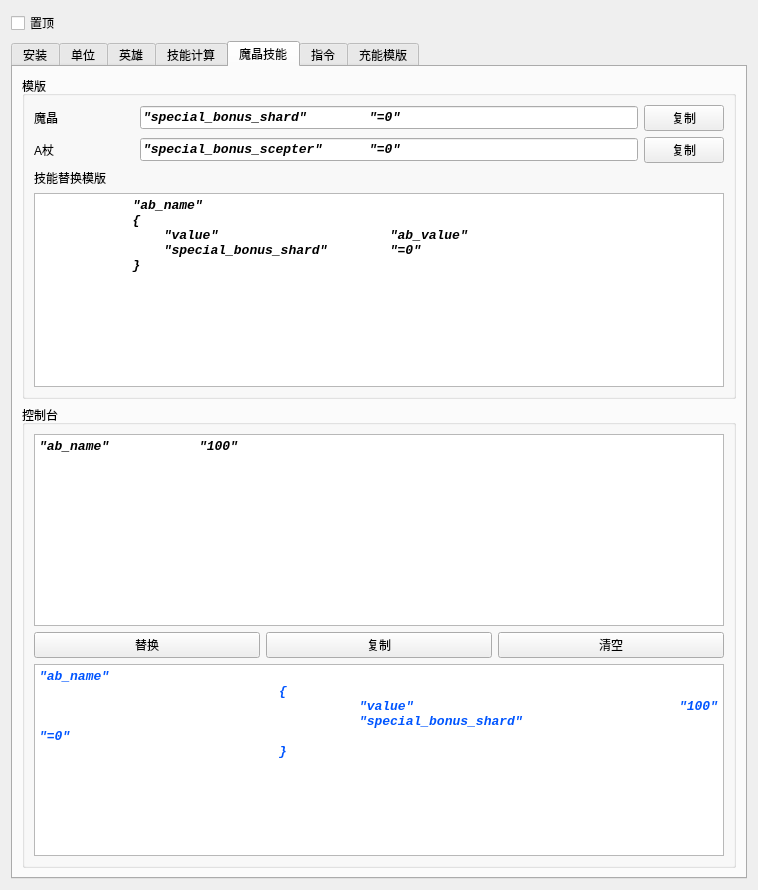
Above: untitled.ui from JeremyChim/Dota-Tool before the change. Below: the same form after it.
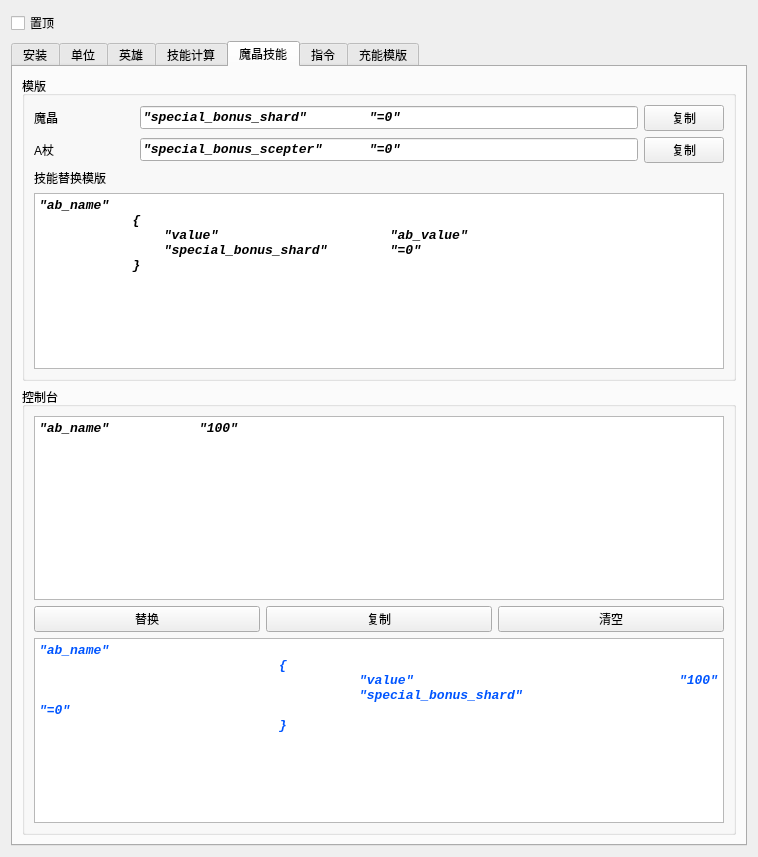
That is the form after the change. The open tabs and pages were chosen to show the change.

Commit message: 更新 ui界面

The edit to the form file:
```diff
--- a/untitled.ui
+++ b/untitled.ui
@@ -7,7 +7,7 @@
     <x>0</x>
     <y>0</y>
     <width>758</width>
-    <height>890</height>
+    <height>800</height>
    </rect>
   </property>
   <property name="windowTitle">
@@ -2290,6 +2290,7 @@
                  <font>
                   <family>Consolas</family>
                   <pointsize>10</pointsize>
+                  <weight>87</weight>
                   <italic>true</italic>
                   <bold>true</bold>
                  </font>
@@ -2299,17 +2300,14 @@
                 </property>
                 <property name="html">
                  <string>&lt;!DOCTYPE HTML PUBLIC &quot;-//W3C//DTD HTML 4.0//EN&quot; &quot;http://www.w3.org/TR/REC-html40/strict.dtd&quot;&gt;
-&lt;html&gt;&lt;head&gt;&lt;meta name=&quot;qrichtext&quot; content=&quot;1&quot; /&gt;&lt;meta charset=&quot;utf-8&quot; /&gt;&lt;style type=&quot;text/css&quot;&gt;
+&lt;html&gt;&lt;head&gt;&lt;meta name=&quot;qrichtext&quot; content=&quot;1&quot; /&gt;&lt;style type=&quot;text/css&quot;&gt;
 p, li { white-space: pre-wrap; }
-hr { height: 1px; border-width: 0; }
-li.unchecked::marker { content: &quot;\2610&quot;; }
-li.checked::marker { content: &quot;\2612&quot;; }
-&lt;/style&gt;&lt;/head&gt;&lt;body style=&quot; font-family:'Consolas'; font-size:10pt; font-weight:700; font-style:italic;&quot;&gt;
-&lt;p style=&quot; margin-top:0px; margin-bottom:0px; margin-left:0px; margin-right:0px; -qt-block-indent:0; text-indent:0px;&quot;&gt;&lt;span style=&quot; font-weight:696;&quot;&gt;            &amp;quot;ab_name&amp;quot;&lt;/span&gt;&lt;/p&gt;
-&lt;p style=&quot; margin-top:0px; margin-bottom:0px; margin-left:0px; margin-right:0px; -qt-block-indent:0; text-indent:0px;&quot;&gt;&lt;span style=&quot; font-weight:696;&quot;&gt;            {&lt;/span&gt;&lt;/p&gt;
-&lt;p style=&quot; margin-top:0px; margin-bottom:0px; margin-left:0px; margin-right:0px; -qt-block-indent:0; text-indent:0px;&quot;&gt;&lt;span style=&quot; font-weight:696;&quot;&gt;                &amp;quot;value&amp;quot;                      &amp;quot;ab_value&amp;quot;&lt;/span&gt;&lt;/p&gt;
-&lt;p style=&quot; margin-top:0px; margin-bottom:0px; margin-left:0px; margin-right:0px; -qt-block-indent:0; text-indent:0px;&quot;&gt;&lt;span style=&quot; font-weight:696;&quot;&gt;                &amp;quot;special_bonus_shard&amp;quot;        &amp;quot;=0&amp;quot;&lt;/span&gt;&lt;/p&gt;
-&lt;p style=&quot; margin-top:0px; margin-bottom:0px; margin-left:0px; margin-right:0px; -qt-block-indent:0; text-indent:0px;&quot;&gt;&lt;span style=&quot; font-weight:696;&quot;&gt;            }&lt;/span&gt;&lt;/p&gt;&lt;/body&gt;&lt;/html&gt;</string>
+&lt;/style&gt;&lt;/head&gt;&lt;body style=&quot; font-family:'Consolas'; font-size:10pt; font-weight:696; font-style:italic;&quot;&gt;
+&lt;p style=&quot; margin-top:0px; margin-bottom:0px; margin-left:0px; margin-right:0px; -qt-block-indent:0; text-indent:0px;&quot;&gt;&amp;quot;ab_name&amp;quot;&lt;/p&gt;
+&lt;p style=&quot; margin-top:0px; margin-bottom:0px; margin-left:0px; margin-right:0px; -qt-block-indent:0; text-indent:0px;&quot;&gt;            {&lt;/p&gt;
+&lt;p style=&quot; margin-top:0px; margin-bottom:0px; margin-left:0px; margin-right:0px; -qt-block-indent:0; text-indent:0px;&quot;&gt;                &amp;quot;value&amp;quot;                      &amp;quot;ab_value&amp;quot;&lt;/p&gt;
+&lt;p style=&quot; margin-top:0px; margin-bottom:0px; margin-left:0px; margin-right:0px; -qt-block-indent:0; text-indent:0px;&quot;&gt;                &amp;quot;special_bonus_shard&amp;quot;        &amp;quot;=0&amp;quot;&lt;/p&gt;
+&lt;p style=&quot; margin-top:0px; margin-bottom:0px; margin-left:0px; margin-right:0px; -qt-block-indent:0; text-indent:0px;&quot;&gt;            }&lt;/p&gt;&lt;/body&gt;&lt;/html&gt;</string>
                 </property>
                </widget>
               </item>
@@ -2334,19 +2332,17 @@
                <font>
                 <family>Consolas</family>
                 <pointsize>10</pointsize>
+                <weight>87</weight>
                 <italic>true</italic>
                 <bold>true</bold>
                </font>
               </property>
               <property name="html">
                <string>&lt;!DOCTYPE HTML PUBLIC &quot;-//W3C//DTD HTML 4.0//EN&quot; &quot;http://www.w3.org/TR/REC-html40/strict.dtd&quot;&gt;
-&lt;html&gt;&lt;head&gt;&lt;meta name=&quot;qrichtext&quot; content=&quot;1&quot; /&gt;&lt;meta charset=&quot;utf-8&quot; /&gt;&lt;style type=&quot;text/css&quot;&gt;
+&lt;html&gt;&lt;head&gt;&lt;meta name=&quot;qrichtext&quot; content=&quot;1&quot; /&gt;&lt;style type=&quot;text/css&quot;&gt;
 p, li { white-space: pre-wrap; }
-hr { height: 1px; border-width: 0; }
-li.unchecked::marker { content: &quot;\2610&quot;; }
-li.checked::marker { content: &quot;\2612&quot;; }
-&lt;/style&gt;&lt;/head&gt;&lt;body style=&quot; font-family:'Consolas'; font-size:10pt; font-weight:700; font-style:italic;&quot;&gt;
-&lt;p style=&quot; margin-top:0px; margin-bottom:0px; margin-left:0px; margin-right:0px; -qt-block-indent:0; text-indent:0px;&quot;&gt;&lt;span style=&quot; font-weight:696;&quot;&gt;&amp;quot;ab_name&amp;quot;		&amp;quot;100&amp;quot;&lt;/span&gt;&lt;/p&gt;&lt;/body&gt;&lt;/html&gt;</string>
+&lt;/style&gt;&lt;/head&gt;&lt;body style=&quot; font-family:'Consolas'; font-size:10pt; font-weight:696; font-style:italic;&quot;&gt;
+&lt;p style=&quot; margin-top:0px; margin-bottom:0px; margin-left:0px; margin-right:0px; -qt-block-indent:0; text-indent:0px;&quot;&gt;&amp;quot;ab_name&amp;quot;		&amp;quot;100&amp;quot;&lt;/p&gt;&lt;/body&gt;&lt;/html&gt;</string>
               </property>
              </widget>
             </item>
@@ -2381,6 +2377,7 @@
                <font>
                 <family>Consolas</family>
                 <pointsize>10</pointsize>
+                <weight>87</weight>
                 <italic>true</italic>
                 <bold>true</bold>
                </font>
@@ -2390,17 +2387,14 @@
               </property>
               <property name="html">
                <string>&lt;!DOCTYPE HTML PUBLIC &quot;-//W3C//DTD HTML 4.0//EN&quot; &quot;http://www.w3.org/TR/REC-html40/strict.dtd&quot;&gt;
-&lt;html&gt;&lt;head&gt;&lt;meta name=&quot;qrichtext&quot; content=&quot;1&quot; /&gt;&lt;meta charset=&quot;utf-8&quot; /&gt;&lt;style type=&quot;text/css&quot;&gt;
+&lt;html&gt;&lt;head&gt;&lt;meta name=&quot;qrichtext&quot; content=&quot;1&quot; /&gt;&lt;style type=&quot;text/css&quot;&gt;
 p, li { white-space: pre-wrap; }
-hr { height: 1px; border-width: 0; }
-li.unchecked::marker { content: &quot;\2610&quot;; }
-li.checked::marker { content: &quot;\2612&quot;; }
-&lt;/style&gt;&lt;/head&gt;&lt;body style=&quot; font-family:'Consolas'; font-size:10pt; font-weight:700; font-style:italic;&quot;&gt;
-&lt;p style=&quot; margin-top:0px; margin-bottom:0px; margin-left:0px; margin-right:0px; -qt-block-indent:0; text-indent:0px;&quot;&gt;&lt;span style=&quot; font-weight:696;&quot;&gt;&amp;quot;ab_name&amp;quot;&lt;/span&gt;&lt;/p&gt;
-&lt;p style=&quot; margin-top:0px; margin-bottom:0px; margin-left:0px; margin-right:0px; -qt-block-indent:0; text-indent:0px;&quot;&gt;&lt;span style=&quot; font-weight:696;&quot;&gt;			{&lt;/span&gt;&lt;/p&gt;
-&lt;p style=&quot; margin-top:0px; margin-bottom:0px; margin-left:0px; margin-right:0px; -qt-block-indent:0; text-indent:0px;&quot;&gt;&lt;span style=&quot; font-weight:696;&quot;&gt;				&amp;quot;value&amp;quot;				&amp;quot;100&amp;quot;&lt;/span&gt;&lt;/p&gt;
-&lt;p style=&quot; margin-top:0px; margin-bottom:0px; margin-left:0px; margin-right:0px; -qt-block-indent:0; text-indent:0px;&quot;&gt;&lt;span style=&quot; font-weight:696;&quot;&gt;				&amp;quot;special_bonus_shard&amp;quot;			&amp;quot;=0&amp;quot;&lt;/span&gt;&lt;/p&gt;
-&lt;p style=&quot; margin-top:0px; margin-bottom:0px; margin-left:0px; margin-right:0px; -qt-block-indent:0; text-indent:0px;&quot;&gt;&lt;span style=&quot; font-weight:696;&quot;&gt;			}&lt;/span&gt;&lt;/p&gt;&lt;/body&gt;&lt;/html&gt;</string>
+&lt;/style&gt;&lt;/head&gt;&lt;body style=&quot; font-family:'Consolas'; font-size:10pt; font-weight:696; font-style:italic;&quot;&gt;
+&lt;p style=&quot; margin-top:0px; margin-bottom:0px; margin-left:0px; margin-right:0px; -qt-block-indent:0; text-indent:0px;&quot;&gt;&amp;quot;ab_name&amp;quot;&lt;/p&gt;
+&lt;p style=&quot; margin-top:0px; margin-bottom:0px; margin-left:0px; margin-right:0px; -qt-block-indent:0; text-indent:0px;&quot;&gt;			{&lt;/p&gt;
+&lt;p style=&quot; margin-top:0px; margin-bottom:0px; margin-left:0px; margin-right:0px; -qt-block-indent:0; text-indent:0px;&quot;&gt;				&amp;quot;value&amp;quot;				&amp;quot;100&amp;quot;&lt;/p&gt;
+&lt;p style=&quot; margin-top:0px; margin-bottom:0px; margin-left:0px; margin-right:0px; -qt-block-indent:0; text-indent:0px;&quot;&gt;				&amp;quot;special_bonus_shard&amp;quot;			&amp;quot;=0&amp;quot;&lt;/p&gt;
+&lt;p style=&quot; margin-top:0px; margin-bottom:0px; margin-left:0px; margin-right:0px; -qt-block-indent:0; text-indent:0px;&quot;&gt;			}&lt;/p&gt;&lt;/body&gt;&lt;/html&gt;</string>
               </property>
              </widget>
             </item>
```
Left out of the diff: 40 changed lines with no effect on the pictures. The commit also changes 1 other file.
